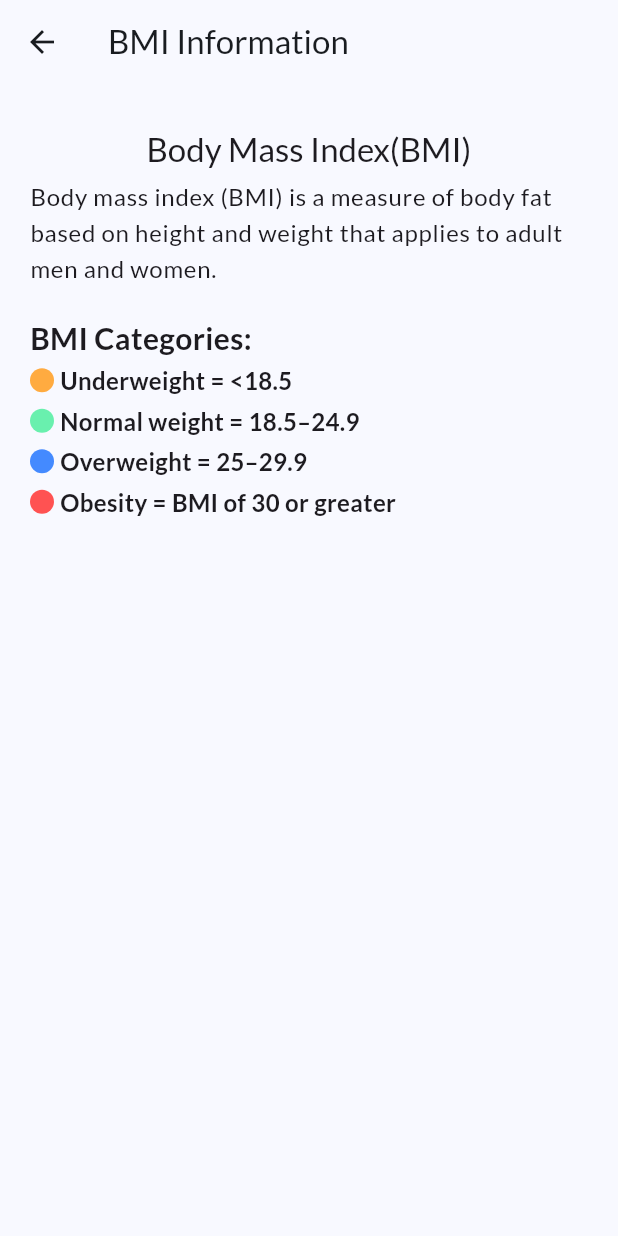
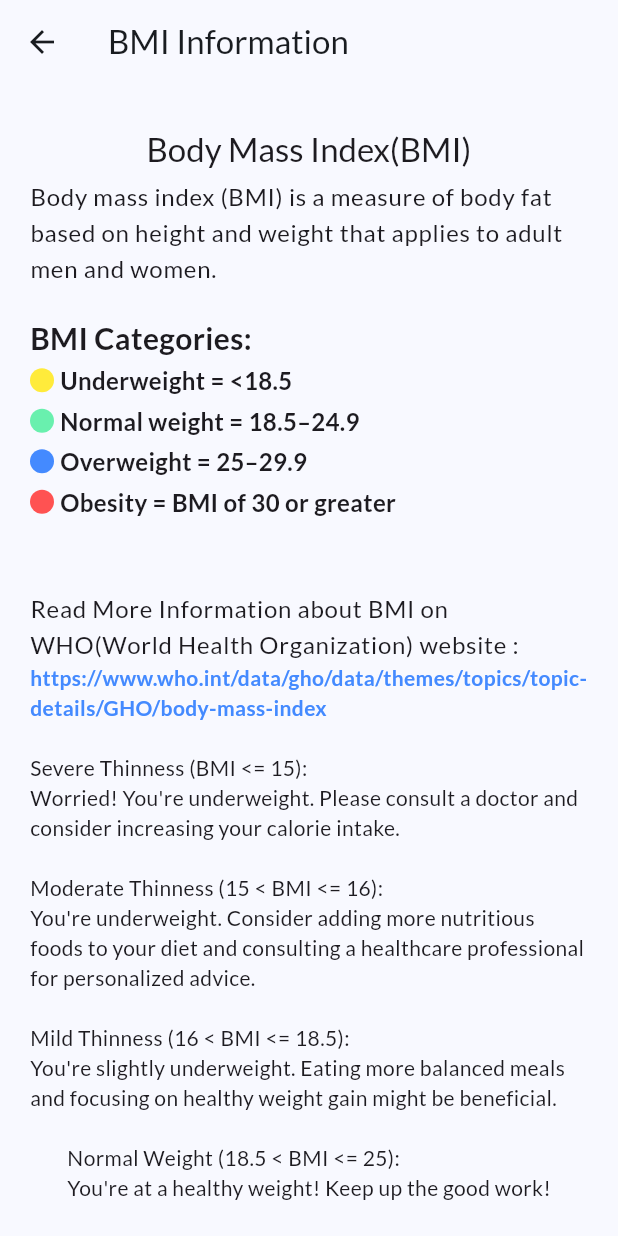
Before and after one commit to AdityaManojShinde/bmi_calculator, a Flutter app: the screen it shows after launch, in the side drawer, after a tap on "Calculate BMI", on a phone screen of 412 x 824 dp. Run offline on Flutter 3.47's test engine with Material 3 defaults, Android fonts, the phone set to English and light mode, and no system bars; our stand-ins replace fl_chart, flutter_native_splash, flutter_riverpod, google_fonts.

Commit message:
complete version1

```diff
--- a/lib/Data/bmi_data/bmi_data.dart
+++ b/lib/Data/bmi_data/bmi_data.dart
@@ -2,4 +2,23 @@ class BmiInfo {
   static const String title = 'Body Mass Index(BMI)';
   static const String description =
       'Body mass index (BMI) is a measure of body fat based on height and weight that applies to adult men and women.';
+
+  static const Map<String, String> info = {
+    'Severe Thinness (BMI <= 15):':
+        "Worried! You're underweight. Please consult a doctor and consider increasing your calorie intake.",
+    'Moderate Thinness (15 < BMI <= 16):':
+        "You're underweight. Consider adding more nutritious foods to your diet and consulting a healthcare professional for personalized advice.",
+    'Mild Thinness (16 < BMI <= 18.5):':
+        "You're slightly underweight. Eating more balanced meals and focusing on healthy weight gain might be beneficial.",
+    'Normal Weight (18.5 < BMI <= 25):':
+        "You're at a healthy weight! Keep up the good work!",
+    'Overweight (25 < BMI <= 30):':
+        "You're slightly overweight. Focusing on a balanced diet and regular exercise can help maintain good health.",
+    'Moderate Obesity (30 < BMI <= 35):':
+        "You're overweight. Implementing lifestyle changes like healthy eating and regular physical activity can be helpful. Consulting a doctor is recommended.",
+    'Severe Obesity (35 < BMI <= 40):':
+        "You're seriously overweight. Making significant changes in diet and exercise is crucial for your health. Seek professional guidance from a doctor or nutritionist.",
+    'Very Severe Obesity (BMI > 40):':
+        "You're at an extremely high risk for health complications due to obesity. Immediate professional medical intervention and lifestyle changes are essential.",
+  };
 }
--- a/lib/Data/consts/colors.dart
+++ b/lib/Data/consts/colors.dart
@@ -6,7 +6,7 @@ class AppColors {
   static const Color seedColor = Colors.blue;
 
   // chart colors
-  static const Color chartColorUnderweight = Colors.orangeAccent;
+  static const Color chartColorUnderweight = Colors.yellow;
   static const Color chartColorNormalweight = Colors.greenAccent;
   static const Color chartColorOverweight = Colors.blueAccent;
   static const Color chartColorObesity = Colors.redAccent;
--- a/lib/Data/consts/name.dart
+++ b/lib/Data/consts/name.dart
@@ -1 +1 @@
-const String appTitle = 'BMI Calculator';
+const String appTitle = 'BMI Calculator Lite';
--- a/lib/UI/screens/home_screen.dart
+++ b/lib/UI/screens/home_screen.dart
@@ -5,6 +5,8 @@ import 'package:bmi_calculator/UI/widgets/appbar_title.dart';
 import 'package:bmi_calculator/UI/widgets/bmi_indicators.dart';
 import 'package:bmi_calculator/UI/widgets/chart.dart';
 import 'package:bmi_calculator/core/providers/bmi_provider.dart';
+import 'package:bmi_calculator/core/repo/color_changer.dart';
+import 'package:bmi_calculator/core/repo/give_message.dart';
 import 'package:flutter/material.dart';
 import 'package:flutter/services.dart';
 import 'package:flutter_riverpod/flutter_riverpod.dart';
@@ -22,9 +24,13 @@ class _HomeScreenState extends ConsumerState<HomeScreen> {
   @override
   Widget build(BuildContext context) {
     final bmi = ref.watch(bmiProvider);
-    void submitForm() {
+    Color cardColor = changeColor(bmi);
+
+    void submitForm() async {
       if (formKey.currentState!.validate()) {
         formKey.currentState!.save();
+
+        // Update the message before showing the bottom sheet
       }
     }
 
@@ -101,11 +107,15 @@ class _HomeScreenState extends ConsumerState<HomeScreen> {
                       child: const BMIChart()),
                   Positioned(
                     child: Card(
+                      color: cardColor,
                       child: Padding(
                         padding: const EdgeInsets.all(8.0),
                         child: Text(
                           'BMI : ${bmi.toStringAsFixed(1)}',
-                          style: Theme.of(context).textTheme.titleLarge,
+                          style:
+                              Theme.of(context).textTheme.bodyLarge!.copyWith(
+                                    fontWeight: FontWeight.bold,
+                                  ),
                         ),
                       ),
                     ),
--- a/lib/UI/screens/info_screen.dart
+++ b/lib/UI/screens/info_screen.dart
@@ -1,12 +1,25 @@
 import 'package:bmi_calculator/Data/bmi_data/bmi_data.dart';
 import 'package:bmi_calculator/UI/widgets/bmi_indicators.dart';
 import 'package:flutter/material.dart';
+import 'package:url_launcher/url_launcher.dart';
 
 class InfoScreen extends StatelessWidget {
   const InfoScreen({super.key});
 
   @override
   Widget build(BuildContext context) {
+    final url = Uri.parse(
+        'https://www.who.int/data/gho/data/themes/topics/topic-details/GHO/body-mass-index');
+    void whoUrlLauncher() {
+      try {
+        launchUrl(url, mode: LaunchMode.inAppWebView);
+      } catch (e) {
+        ScaffoldMessenger.of(context).showSnackBar(const SnackBar(
+          content: Text("Something went wrong."),
+        ));
+      }
+    }
+
     return Scaffold(
         appBar: AppBar(
           title: const Text('BMI Information'),
@@ -33,6 +46,25 @@ class InfoScreen extends StatelessWidget {
                 height: 20,
               ),
               const BmiIndicators(),
+              const SizedBox(
+                height: 20,
+              ),
+              Text(
+                'Read More Information about BMI on WHO(World Health Organization) website : ',
+                style: Theme.of(context).textTheme.bodyLarge,
+              ),
+              InkWell(
+                  onTap: whoUrlLauncher,
+                  child: const Text(
+                    'https://www.who.int/data/gho/data/themes/topics/topic-details/GHO/body-mass-index',
+                    style: TextStyle(
+                        fontWeight: FontWeight.bold, color: Colors.blueAccent),
+                  )),
+              const SizedBox(
+                height: 20,
+              ),
+              for (var entry in BmiInfo.info.entries)
+                Text("${entry.key}\n${entry.value}\n"),
             ],
           ),
         ));
--- a/lib/UI/widgets/app_drawer.dart
+++ b/lib/UI/widgets/app_drawer.dart
@@ -31,15 +31,16 @@ class AppDrawer extends StatelessWidget {
             },
           ),
           ListTile(
-            title: const Text('Information about BMI'),
+            leading: const Icon(Icons.info),
             onTap: () {
               Navigator.of(context).push(
                   MaterialPageRoute(builder: (ctx) => const InfoScreen()));
             },
+            title: const Text('BMI Information'),
           ),
           ListTile(
-            leading: const Icon(Icons.info_rounded),
-            title: const Text('About'),
+            leading: const Icon(Icons.settings),
+            title: const Text('Settings'),
             onTap: () {
               Navigator.of(context).push(
                   MaterialPageRoute(builder: (ctx) => const AboutScreen()));
--- a/lib/core/providers/bmi_provider.dart
+++ b/lib/core/providers/bmi_provider.dart
@@ -3,7 +3,7 @@ import 'package:flutter_riverpod/flutter_riverpod.dart';
 
 final weightProvider = StateProvider<double>((ref) => 0);
 final heightProvider = StateProvider<double>((ref) => 0);
-final bmiProvider = Provider<double>((ref) {
+final bmiProvider = StateProvider<double>((ref) {
   final weight = ref.watch(weightProvider);
   final height = ref.watch(heightProvider);
   final bmi = calculateBMI(weight: weight, height: height);
--- /dev/null
+++ b/lib/core/repo/color_changer.dart
@@ -0,0 +1,17 @@
+import 'package:bmi_calculator/Data/consts/colors.dart';
+import 'package:flutter/material.dart';
+
+Color changeColor(double bmi) {
+  if (bmi == 0.0) {
+    return AppColors.colorWhite;
+  }
+  if (bmi < 18.5) {
+    return AppColors.chartColorUnderweight;
+  } else if (bmi == 18.5 || bmi < 24.9) {
+    return AppColors.chartColorNormalweight;
+  } else if (bmi == 25 || bmi <= 29.9) {
+    return AppColors.chartColorOverweight;
+  } else {
+    return AppColors.chartColorObesity;
+  }
+}
--- /dev/null
+++ b/lib/core/repo/give_message.dart
@@ -0,0 +1,19 @@
+String giveMessage(double bmi) {
+  if (bmi <= 15) {
+    return "Severe Underweight\nWorried! You're underweight. Please consult a doctor and consider increasing your calorie intake.";
+  } else if (bmi <= 16) {
+    return "Moderate Underweight\nYou're underweight. Consider adding more nutritious foods to your diet and consulting a healthcare professional for personalized advice.";
+  } else if (bmi <= 18.5) {
+    return "Underweight\nYou're underweight. Consider adding more nutritious foods to your diet and consulting a healthcare professional for personalized advice.";
+  } else if (bmi <= 25) {
+    return "Normal Weight \nYou're at a healthy weight! Keep up the good work!";
+  } else if (bmi <= 30) {
+    return "Overweight\nYou're slightly overweight. Focusing on a balanced diet and regular exercise can help maintain good health.";
+  } else if (bmi <= 35) {
+    return "Obesity\nYou're seriously overweight. Making significant changes in diet and exercise is crucial for your health. Seek professional guidance from a doctor or nutritionist.";
+  } else if (bmi <= 40) {
+    return "Severe Obesity\nYou're at an extremely high risk for health complications due to obesity. Immediate professional medical intervention and lifestyle changes are essential.";
+  } else {
+    return "Very Severe Obesity\nYou're at an extremely high risk for health complications due to obesity. Immediate professional medical intervention and lifestyle changes are essential.";
+  }
+}
--- a/pubspec.yaml
+++ b/pubspec.yaml
@@ -40,6 +40,9 @@ dependencies:
   flutter_native_splash: ^2.3.8
   flutter_launcher_icons: ^0.13.1
   fl_chart: ^0.65.0
+  package_info_plus: ^5.0.1
+  url_launcher: ^6.2.2
+  change_app_package_name: ^1.1.0
 
 dev_dependencies:
   flutter_test:
```
Also changed, not shown: lib/Data/chart_data/chart_data.dart (+5 -5 lines), lib/UI/screens/about_screen.dart (+17 -4 lines), pubspec.lock, 9 other files.
